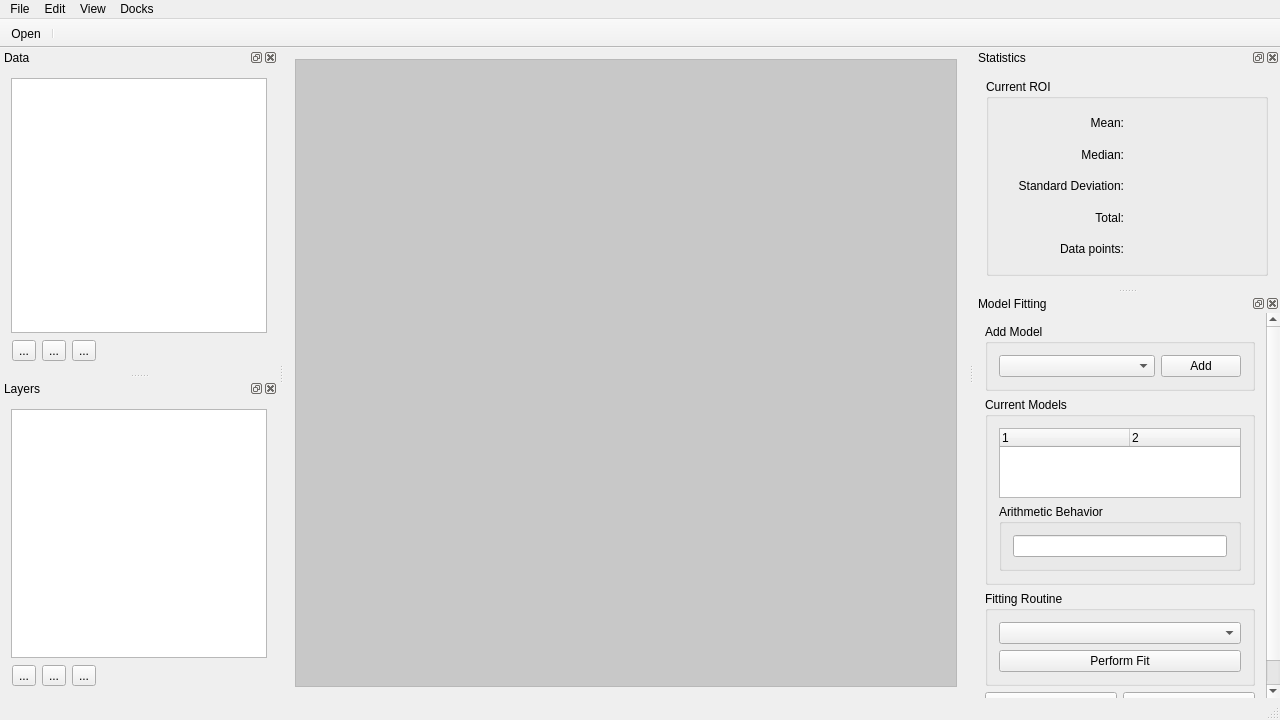
The window that pyfocal/ui/qt/uic/source/mainwindow.ui (astropy/specutils) describes before a commit, drawn with Qt 5.
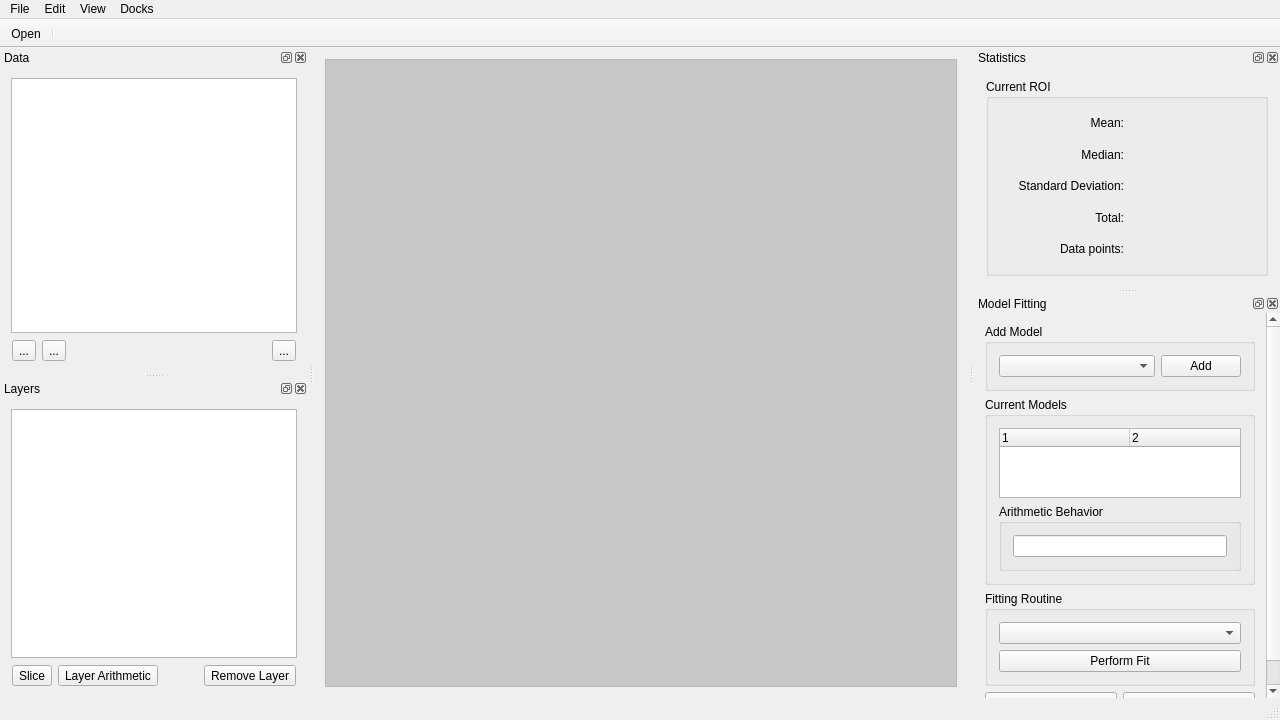
The same window after the commit. Icons and pictures are not drawn.

Commit message: Include layer arithmetic dialog class

Patch:
```diff
--- a/pyfocal/ui/qt/uic/source/mainwindow.ui
+++ b/pyfocal/ui/qt/uic/source/mainwindow.ui
@@ -176,6 +176,19 @@
          </property>
         </widget>
        </item>
+       <item>
+        <spacer name="horizontalSpacer">
+         <property name="orientation">
+          <enum>Qt::Horizontal</enum>
+         </property>
+         <property name="sizeHint" stdset="0">
+          <size>
+           <width>40</width>
+           <height>20</height>
+          </size>
+         </property>
+        </spacer>
+       </item>
        <item>
         <widget class="QToolButton" name="toolButton">
          <property name="toolTip">
@@ -197,19 +210,6 @@
          </property>
         </widget>
        </item>
-       <item>
-        <spacer name="horizontalSpacer">
-         <property name="orientation">
-          <enum>Qt::Horizontal</enum>
-         </property>
-         <property name="sizeHint" stdset="0">
-          <size>
-           <width>40</width>
-           <height>20</height>
-          </size>
-         </property>
-        </spacer>
-       </item>
       </layout>
      </item>
     </layout>
@@ -397,22 +397,39 @@
        </property>
        <item>
         <widget class="QToolButton" name="toolButton_6">
-         <property name="text">
-          <string>...</string>
+         <property name="toolTip">
+          <string extracomment="Slice the current layer with active ROIs to create a new layer"/>
          </property>
-        </widget>
-       </item>
-       <item>
-        <widget class="QToolButton" name="toolButton_5">
          <property name="text">
-          <string>...</string>
+          <string>Slice</string>
          </property>
+         <property name="icon">
+          <iconset>
+           <normalon>:/Stanley Knife-48.png</normalon>
+          </iconset>
+         </property>
+         <property name="iconSize">
+          <size>
+           <width>20</width>
+           <height>20</height>
+          </size>
+         </property>
         </widget>
        </item>
        <item>
         <widget class="QToolButton" name="toolButton_4">
          <property name="text">
-          <string>...</string>
+          <string>Layer Arithmetic</string>
+         </property>
+         <property name="icon">
+          <iconset resource="icon_resource.qrc">
+           <normaloff>:/Math-48.png</normaloff>:/Math-48.png</iconset>
+         </property>
+         <property name="iconSize">
+          <size>
+           <width>20</width>
+           <height>20</height>
+          </size>
          </property>
         </widget>
        </item>
@@ -429,6 +446,27 @@
          </property>
         </spacer>
        </item>
+       <item>
+        <widget class="QToolButton" name="removeLayer">
+         <property name="toolTip">
+          <string extracomment="Remove selected layer"/>
+         </property>
+         <property name="text">
+          <string>Remove Layer</string>
+         </property>
+         <property name="icon">
+          <iconset>
+           <normalon>:/Delete-48.png</normalon>
+          </iconset>
+         </property>
+         <property name="iconSize">
+          <size>
+           <width>20</width>
+           <height>20</height>
+          </size>
+         </property>
+        </widget>
+       </item>
       </layout>
      </item>
     </layout>
```
Left out of the diff: 7 changed lines with no effect on the pictures. The commit also changes 8 other files.
